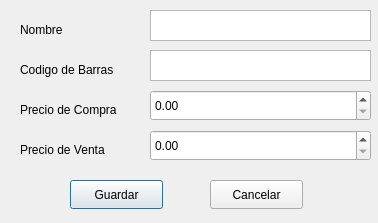
This is src/dialog/dialog_addproduct.ui in PabloDev2195/Smart_Point_Of_Sale as Qt 5 draws it before an edit. The edited form follows.
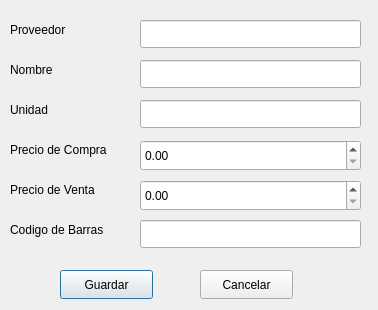
This is the edited form.

Commit message: Add products in data base from UI

```diff
--- a/src/dialog/dialog_addproduct.ui
+++ b/src/dialog/dialog_addproduct.ui
@@ -7,7 +7,7 @@
     <x>0</x>
     <y>0</y>
     <width>378</width>
-    <height>223</height>
+    <height>310</height>
    </rect>
   </property>
   <property name="windowTitle">
@@ -16,8 +16,8 @@
   <widget class="QPushButton" name="pushButton_Save">
    <property name="geometry">
     <rect>
-     <x>70</x>
-     <y>180</y>
+     <x>60</x>
+     <y>270</y>
      <width>93</width>
      <height>29</height>
     </rect>
@@ -29,8 +29,8 @@
   <widget class="QPushButton" name="pushButton_Cancel">
    <property name="geometry">
     <rect>
-     <x>210</x>
-     <y>180</y>
+     <x>200</x>
+     <y>270</y>
      <width>93</width>
      <height>29</height>
     </rect>
@@ -39,37 +39,24 @@
     <string>Cancelar</string>
    </property>
   </widget>
-  <widget class="QLabel" name="label_Name">
+  <widget class="QLabel" name="label_Supplier">
    <property name="geometry">
     <rect>
-     <x>20</x>
+     <x>10</x>
      <y>20</y>
-     <width>63</width>
+     <width>81</width>
      <height>20</height>
     </rect>
    </property>
    <property name="text">
-    <string>Nombre</string>
-   </property>
-  </widget>
-  <widget class="QLabel" name="label_Barcode">
-   <property name="geometry">
-    <rect>
-     <x>20</x>
-     <y>60</y>
-     <width>121</width>
-     <height>20</height>
-    </rect>
-   </property>
-   <property name="text">
-    <string>Codigo de Barras</string>
+    <string>Proveedor</string>
    </property>
   </widget>
   <widget class="QLabel" name="label_PurchasePrice">
    <property name="geometry">
     <rect>
-     <x>20</x>
-     <y>100</y>
+     <x>10</x>
+     <y>140</y>
      <width>131</width>
      <height>20</height>
     </rect>
@@ -81,8 +68,8 @@
   <widget class="QLabel" name="label_SellPrice">
    <property name="geometry">
     <rect>
-     <x>20</x>
-     <y>140</y>
+     <x>10</x>
+     <y>180</y>
      <width>121</width>
      <height>20</height>
     </rect>
@@ -91,31 +78,11 @@
     <string>Precio de Venta</string>
    </property>
   </widget>
-  <widget class="QTextEdit" name="textEdit_Name">
-   <property name="geometry">
-    <rect>
-     <x>150</x>
-     <y>10</y>
-     <width>221</width>
-     <height>31</height>
-    </rect>
-   </property>
-  </widget>
-  <widget class="QTextEdit" name="textEdit_Barcode">
-   <property name="geometry">
-    <rect>
-     <x>150</x>
-     <y>50</y>
-     <width>221</width>
-     <height>31</height>
-    </rect>
-   </property>
-  </widget>
   <widget class="QDoubleSpinBox" name="doubleSpinBox_PurchasePrice">
    <property name="geometry">
     <rect>
-     <x>150</x>
-     <y>90</y>
+     <x>140</x>
+     <y>140</y>
      <width>221</width>
      <height>31</height>
     </rect>
@@ -124,13 +91,92 @@
   <widget class="QDoubleSpinBox" name="doubleSpinBox_SellPrice">
    <property name="geometry">
     <rect>
-     <x>150</x>
-     <y>130</y>
+     <x>140</x>
+     <y>180</y>
      <width>221</width>
      <height>31</height>
     </rect>
    </property>
   </widget>
+  <widget class="QLabel" name="label_Name">
+   <property name="geometry">
+    <rect>
+     <x>10</x>
+     <y>60</y>
+     <width>63</width>
+     <height>20</height>
+    </rect>
+   </property>
+   <property name="text">
+    <string>Nombre</string>
+   </property>
+  </widget>
+  <widget class="QLabel" name="label_Unit">
+   <property name="geometry">
+    <rect>
+     <x>10</x>
+     <y>100</y>
+     <width>63</width>
+     <height>20</height>
+    </rect>
+   </property>
+   <property name="text">
+    <string>Unidad</string>
+   </property>
+  </widget>
+  <widget class="QLineEdit" name="lineEdit_Supplier">
+   <property name="geometry">
+    <rect>
+     <x>140</x>
+     <y>20</y>
+     <width>221</width>
+     <height>28</height>
+    </rect>
+   </property>
+  </widget>
+  <widget class="QLineEdit" name="lineEdit_Name">
+   <property name="geometry">
+    <rect>
+     <x>140</x>
+     <y>60</y>
+     <width>221</width>
+     <height>28</height>
+    </rect>
+   </property>
+  </widget>
+  <widget class="QLineEdit" name="lineEdit_Unit">
+   <property name="geometry">
+    <rect>
+     <x>140</x>
+     <y>100</y>
+     <width>221</width>
+     <height>28</height>
+    </rect>
+   </property>
+  </widget>
+  <widget class="QLineEdit" name="lineEdit_Barcode">
+   <property name="geometry">
+    <rect>
+     <x>140</x>
+     <y>220</y>
+     <width>221</width>
+     <height>28</height>
+    </rect>
+   </property>
+  </widget>
+  <widget class="QLabel" name="label_Barcode">
+   <property name="geometry">
+    <rect>
+     <x>10</x>
+     <y>220</y>
+     <width>121</width>
+     <height>20</height>
+    </rect>
+   </property>
+   <property name="text">
+    <string>Codigo de Barras</string>
+   </property>
+  </widget>
  </widget>
  <resources/>
  <connections/>
```
The commit also changes 4 other files.
